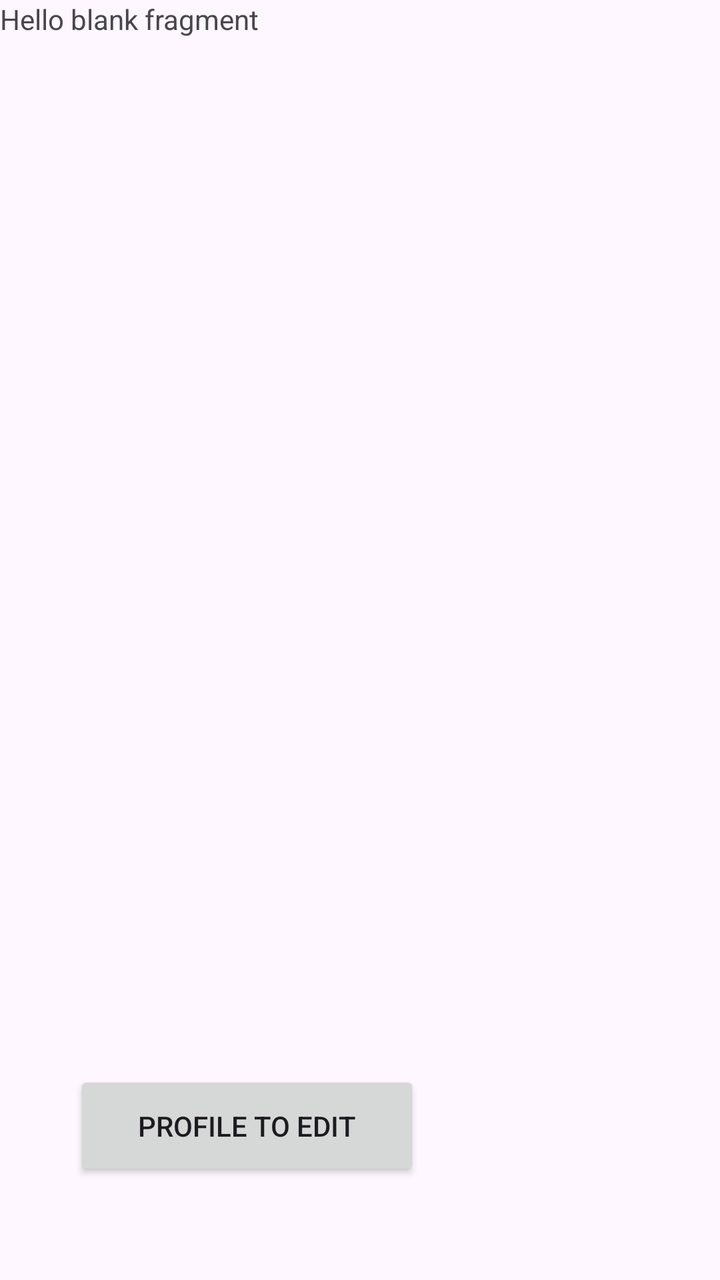
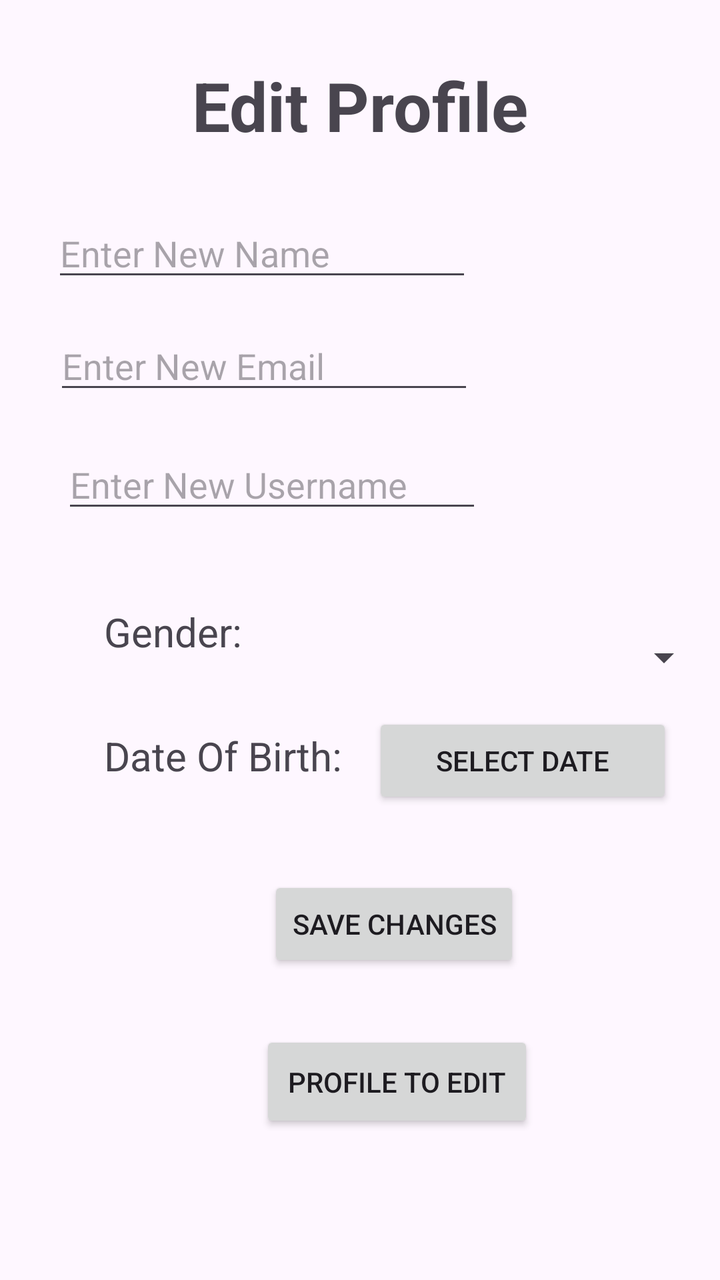

Screens rendered from an Android XML layout before and after an edit, with the pre-edit source and the edit as a unified diff.
<!-- AndroidManifest.xml: application theme Theme.API_Integration_V5 -->
<!-- res/layout/fragment_profile_edit.xml -->
<?xml version="1.0" encoding="utf-8"?>
<androidx.constraintlayout.widget.ConstraintLayout xmlns:android="http://schemas.android.com/apk/res/android"
    xmlns:app="http://schemas.android.com/apk/res-auto"
    xmlns:tools="http://schemas.android.com/tools"
    android:id="@+id/frameLayout2"
    android:layout_width="match_parent"
    android:layout_height="match_parent"
    tools:context=".ProfileEditFragment">

    
    <TextView
        android:id="@+id/textView8"
        android:layout_width="wrap_content"
        android:layout_height="wrap_content"
        android:text="@string/hello_blank_fragment" />

    <Button
        android:id="@+id/editToProfileBtn"
        android:layout_width="173dp"
        android:layout_height="55dp"
        android:text="Profile to Edit"
        app:layout_constraintBottom_toBottomOf="parent"
        app:layout_constraintEnd_toEndOf="parent"
        app:layout_constraintHorizontal_bias="0.197"
        app:layout_constraintStart_toStartOf="parent"
        app:layout_constraintTop_toTopOf="parent"
        app:layout_constraintVertical_bias="0.915" />

</androidx.constraintlayout.widget.ConstraintLayout>
<!-- resources referenced by this layout -->
<resources>
  <string name="hello_blank_fragment">Hello blank fragment</string>
  <style name="Theme.API_Integration_V5" parent="Base.Theme.API_Integration_V5" />
  <style name="Base.Theme.API_Integration_V5" parent="Theme.Material3.DayNight.NoActionBar">
          
          
      </style>
</resources>

<!-- the commit's change to res/layout/fragment_profile_edit.xml (unified diff, before → after) -->
@@ -7,23 +7,119 @@
     android:layout_height="match_parent"
     tools:context=".ProfileEditFragment">
 
-    
+
     <TextView
-        android:id="@+id/textView8"
+        android:id="@+id/editProfileTitle"
         android:layout_width="wrap_content"
         android:layout_height="wrap_content"
-        android:text="@string/hello_blank_fragment" />
+        android:layout_marginTop="30dp"
+        android:text="Edit Profile"
+        android:textSize="34sp"
+        android:textStyle="bold"
+        app:layout_constraintEnd_toEndOf="parent"
+        app:layout_constraintStart_toStartOf="parent"
+        app:layout_constraintTop_toTopOf="parent" />
+
+
+    <TextView
+        android:id="@+id/genderLabel"
+        android:layout_width="wrap_content"
+        android:layout_height="wrap_content"
+        android:layout_marginStart="52dp"
+        android:layout_marginTop="41dp"
+        android:text="Gender:"
+        android:textSize="20sp"
+        app:layout_constraintStart_toStartOf="parent"
+        app:layout_constraintTop_toBottomOf="@+id/usernameEditText" />
+
+    <Spinner
+        android:id="@+id/genderEditSpinner"
+        android:layout_width="227dp"
+        android:layout_height="53dp"
+        android:layout_marginStart="8dp"
+        app:layout_constraintBottom_toBottomOf="@+id/genderLabel"
+        app:layout_constraintStart_toEndOf="@+id/genderLabel"
+        app:layout_constraintTop_toTopOf="@+id/genderLabel"
+        app:layout_constraintVertical_bias="0.0" />
+
+    <TextView
+        android:id="@+id/dateLabel"
+        android:layout_width="wrap_content"
+        android:layout_height="wrap_content"
+        android:layout_marginTop="35dp"
+        android:text="Date Of Birth:"
+        android:textSize="20sp"
+        app:layout_constraintStart_toStartOf="@+id/genderLabel"
+        app:layout_constraintTop_toBottomOf="@+id/genderLabel" />
+
+    <Button
+        android:id="@+id/dateOfBirthEditButton"
+        android:layout_width="150dp"
+        android:layout_height="wrap_content"
+        android:layout_marginStart="15dp"
+        android:text="Select Date"
+        app:layout_constraintBaseline_toBaselineOf="@+id/dateLabel"
+        app:layout_constraintStart_toEndOf="@+id/dateLabel" />
+
+    <Button
+        android:id="@+id/updateButton"
+        android:layout_width="wrap_content"
+        android:layout_height="wrap_content"
+        android:layout_marginStart="38dp"
+        android:text="Save Changes"
+        app:layout_constraintBottom_toBottomOf="parent"
+        app:layout_constraintEnd_toEndOf="parent"
+        app:layout_constraintHorizontal_bias="0.0"
+        app:layout_constraintStart_toStartOf="@+id/editProfileTitle"
+        app:layout_constraintTop_toTopOf="parent"
+        app:layout_constraintVertical_bias="0.74" />
 
     <Button
         android:id="@+id/editToProfileBtn"
-        android:layout_width="173dp"
-        android:layout_height="55dp"
+        android:layout_width="137dp"
+        android:layout_height="51dp"
         android:text="Profile to Edit"
         app:layout_constraintBottom_toBottomOf="parent"
         app:layout_constraintEnd_toEndOf="parent"
-        app:layout_constraintHorizontal_bias="0.197"
+        app:layout_constraintHorizontal_bias="0.583"
         app:layout_constraintStart_toStartOf="parent"
         app:layout_constraintTop_toTopOf="parent"
-        app:layout_constraintVertical_bias="0.915" />
+        app:layout_constraintVertical_bias="0.875" />
+
+    <EditText
+        android:id="@+id/fullnameEditText"
+        android:layout_width="wrap_content"
+        android:layout_height="wrap_content"
+        android:layout_marginTop="29dp"
+        android:layout_marginEnd="28dp"
+        android:ems="10"
+        android:inputType="text"
+        android:hint="Enter New Name"
+        app:layout_constraintEnd_toEndOf="@+id/editProfileTitle"
+        app:layout_constraintTop_toBottomOf="@+id/editProfileTitle" />
+
+    <EditText
+        android:id="@+id/emailEditText"
+        android:layout_width="wrap_content"
+        android:layout_height="wrap_content"
+        android:layout_marginStart="1dp"
+        android:layout_marginTop="15dp"
+        android:ems="10"
+        android:inputType="text"
+        android:hint="Enter New Email"
+        app:layout_constraintStart_toStartOf="@+id/fullnameEditText"
+        app:layout_constraintTop_toBottomOf="@+id/fullnameEditText" />
+
+    <EditText
+        android:id="@+id/usernameEditText"
+        android:layout_width="wrap_content"
+        android:layout_height="wrap_content"
+        android:layout_marginStart="4dp"
+        android:layout_marginTop="18dp"
+        android:ems="10"
+        android:inputType="text"
+        android:hint="Enter New Username"
+        app:layout_constraintStart_toStartOf="@+id/emailEditText"
+        app:layout_constraintTop_toBottomOf="@+id/emailEditText" />
 
 </androidx.constraintlayout.widget.ConstraintLayout>
<!-- resource entries referenced after the edit -->
@@ -1,6 +1,5 @@
 <!-- resources referenced by this layout -->
 <resources>
-  <string name="hello_blank_fragment">Hello blank fragment</string>
   <style name="Theme.API_Integration_V5" parent="Base.Theme.API_Integration_V5" />
   <style name="Base.Theme.API_Integration_V5" parent="Theme.Material3.DayNight.NoActionBar">
           
